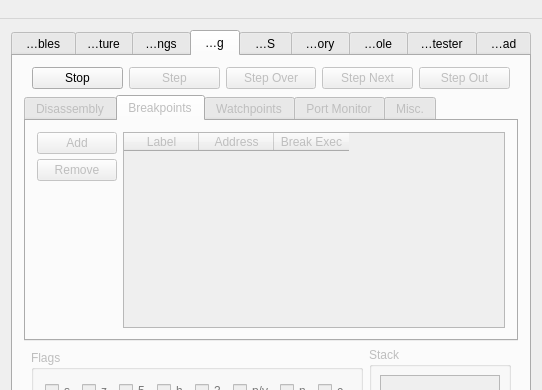
Above: gui/qt/mainwindow.ui from CE-Programming/CEmu before the change; both pictures show x 446 to 988 and y 0 to 390 of the 988 by 735 pixel window. Below: the same form after it.
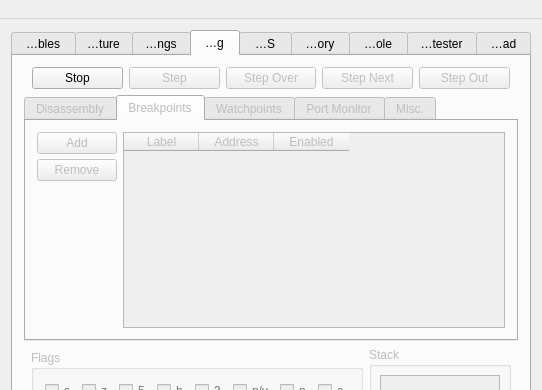
That is the form after the change. The open tabs and pages were chosen to show the change. Icons and pictures are not drawn. Custom widgets are drawn as their Qt base class.

Commit message: Silly Mateo what about watchpoints

```diff
--- a/gui/qt/mainwindow.ui
+++ b/gui/qt/mainwindow.ui
@@ -2254,7 +2254,7 @@
               </column>
               <column>
                <property name="text">
-                <string>Break Exec</string>
+                <string>Enabled</string>
                </property>
               </column>
              </widget>
```
The commit also changes 1 other file.
